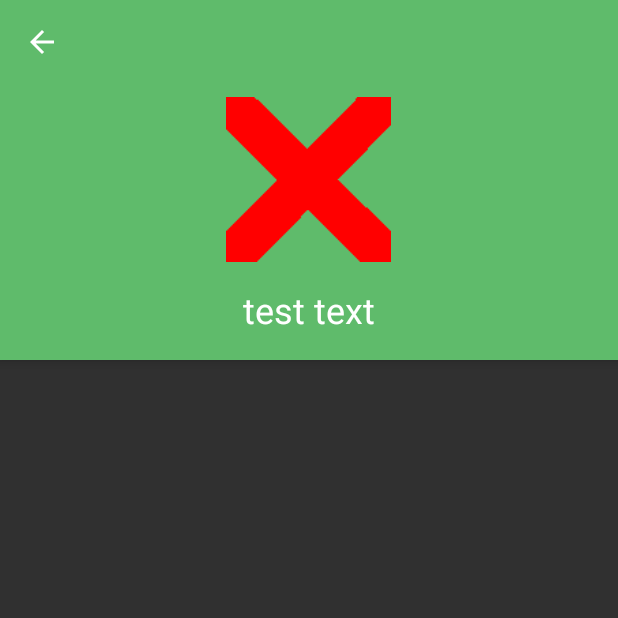
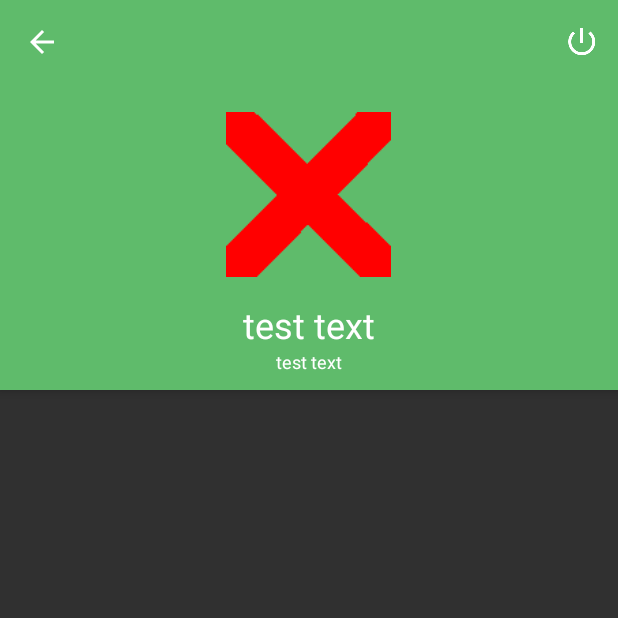
Before and after one commit to czekoladowyPaczek/CandyApp, an Android app: the ProfileActivity screen opened directly, with no data from a screen before it, on a phone screen of 412 x 824 dp, the top half of it. Run offline under Robolectric (Android 15) with nearby library versions, the phone set to English and light mode, and no system bars; our stand-ins replace ButterKnife, Dagger/Hilt's generated code; libraries missing offline, so code that uses them is left out: com.facebook, com.nostra13.universalimageloader, retrofit2.adapter.rxjava, rx.android.schedulers, rx.schedulers; 5 statements that could not run were skipped.

```diff
--- a/app/build.gradle
+++ b/app/build.gradle
@@ -50,6 +50,7 @@ dependencies {
     compile 'com.squareup.retrofit2:retrofit:2.0.0'
     compile 'com.squareup.retrofit2:adapter-rxjava:2.0.0'
     compile 'com.squareup.retrofit2:converter-gson:2.0.0'
+    compile 'com.nostra13.universalimageloader:universal-image-loader:1.9.5'
     testApt 'com.google.dagger:dagger-compiler:2.2'
     testCompile 'junit:junit:4.12'
     testCompile "org.robolectric:robolectric:3.1-SNAPSHOT"
--- a/app/src/main/java/com/candy/android/candyapp/managers/UserManager.java
+++ b/app/src/main/java/com/candy/android/candyapp/managers/UserManager.java
@@ -66,4 +66,10 @@ public class UserManager {
 
         return profileObservable;
     }
+
+    public void logout() {
+        user = null;
+        token = null;
+        storage.clear();
+    }
 }
--- a/app/src/main/java/com/candy/android/candyapp/profile/ProfilePresenter.java
+++ b/app/src/main/java/com/candy/android/candyapp/profile/ProfilePresenter.java
@@ -65,4 +65,8 @@ public class ProfilePresenter {
             profileSubscription.unsubscribe();
         }
     }
+
+    public void logout() {
+        manager.logout();
+    }
 }
--- a/app/src/main/java/com/candy/android/candyapp/storage/UserStorage.java
+++ b/app/src/main/java/com/candy/android/candyapp/storage/UserStorage.java
@@ -39,6 +39,10 @@ public class UserStorage {
         return gson.fromJson(getPrefs().getString(PREF_USER, ""), ModelUser.class);
     }
 
+    public void clear() {
+        getPrefs().edit().clear().apply();
+    }
+
     private SharedPreferences getPrefs() {
         return context.getSharedPreferences(PREFS_NAME, Context.MODE_PRIVATE);
     }
--- a/app/src/main/res/layout/activity_profile.xml
+++ b/app/src/main/res/layout/activity_profile.xml
@@ -1,15 +1,15 @@
 <?xml version="1.0" encoding="utf-8"?>
-<android.support.design.widget.CoordinatorLayout
-    xmlns:android="http://schemas.android.com/apk/res/android"
+<android.support.design.widget.CoordinatorLayout xmlns:android="http://schemas.android.com/apk/res/android"
     xmlns:app="http://schemas.android.com/apk/res-auto"
     android:layout_width="match_parent"
     android:layout_height="match_parent"
+    xmlns:tools="http://schemas.android.com/tools"
     android:animateLayoutChanges="true">
 
     <android.support.design.widget.AppBarLayout
         android:id="@+id/toolbar_layout"
         android:layout_width="match_parent"
-        android:layout_height="240dp">
+        android:layout_height="260dp">
 
         <RelativeLayout
             android:layout_width="match_parent"
@@ -20,7 +20,7 @@
                 android:layout_width="match_parent"
                 android:layout_height="64dp"
                 android:layout_alignParentTop="true"
-                android:visibility="visible"/>
+                android:visibility="visible" />
 
             <ImageView
                 android:id="@+id/user_profile_image"
@@ -29,18 +29,28 @@
                 android:layout_centerInParent="true"
                 android:layout_gravity="center"
                 android:background="@color/colorPrimary"
-                android:src="@drawable/profile_back"/>
+                android:src="@drawable/profile_back" />
 
             <TextView
                 android:id="@+id/user_profile_name"
-                style="@style/Base.TextAppearance.AppCompat.Headline"
+                style="@style/TextAppearance.AppCompat.Headline"
                 android:layout_width="wrap_content"
                 android:layout_height="wrap_content"
                 android:layout_below="@id/user_profile_image"
                 android:layout_centerHorizontal="true"
                 android:layout_marginTop="15dp"
                 android:text="test text"
-                android:textColor="?android:attr/textColorPrimary"/>
+                android:textColor="?android:attr/textColorPrimary" />
+
+            <TextView
+                android:id="@+id/user_profile_email"
+                style="@style/TextAppearance.AppCompat.Caption"
+                android:layout_width="wrap_content"
+                android:layout_height="wrap_content"
+                android:layout_below="@id/user_profile_name"
+                android:layout_centerHorizontal="true"
+                android:text="test text"
+                android:textColor="?android:attr/textColorPrimary" />
 
         </RelativeLayout>
 
@@ -55,7 +65,8 @@
         <android.support.v7.widget.RecyclerView
             android:id="@+id/friendsView"
             android:layout_width="match_parent"
-            android:layout_height="match_parent"/>
+            android:layout_height="match_parent"
+            tools:listitem="@layout/view_list_friend"/>
     </android.support.v4.widget.SwipeRefreshLayout>
 
 </android.support.design.widget.CoordinatorLayout>
--- a/app/src/main/res/layout/view_list_friend.xml
+++ b/app/src/main/res/layout/view_list_friend.xml
@@ -2,7 +2,8 @@
 <RelativeLayout
     xmlns:android="http://schemas.android.com/apk/res/android"
     android:layout_width="match_parent"
-    android:layout_height="match_parent">
+    android:layout_height="wrap_content"
+    android:padding="@dimen/activity_horizontal_margin">
 
     <ImageView
         android:id="@+id/userImage"
@@ -11,7 +12,7 @@
         android:layout_alignParentLeft="true"
         android:layout_centerVertical="true"/>
 
-    <Button
+    <ImageView
         android:id="@+id/friendStatus"
         android:layout_width="wrap_content"
         android:layout_height="wrap_content"
--- /dev/null
+++ b/app/src/main/res/menu/profile_menu.xml
@@ -0,0 +1,9 @@
+<?xml version="1.0" encoding="utf-8"?>
+<menu xmlns:android="http://schemas.android.com/apk/res/android"
+      xmlns:app="http://schemas.android.com/apk/res-auto">
+    <item
+        android:id="@+id/menu_logout"
+        app:showAsAction="always"
+        android:icon="@drawable/ic_power_settings_new_white_24dp"
+        android:title="@string/profile_logout"/>
+</menu>
--- a/app/src/main/res/values/strings.xml
+++ b/app/src/main/res/values/strings.xml
@@ -10,6 +10,7 @@
     <string name="login_error_connection">Problems with internet connection</string>
 
     <string name="profile">Profile</string>
+    <string name="profile_logout">Logout"</string>
 
     <string name="friend_accepted">Friend</string>
     <string name="friend_waiting">Waiting for user acceptance</string>
```
Also changed, not shown: app/src/main/java/com/candy/android/candyapp/CandyApplication.java (+12 -0 lines), app/src/main/java/com/candy/android/candyapp/profile/FriendRecyclerAdapter.java (+5 -6 lines), app/src/main/java/com/candy/android/candyapp/profile/ProfileActivity.java (+39 -2 lines), app/src/main/res/drawable-xxhdpi/ic_power_settings_new_white_24dp.png (added), 6 other files.
